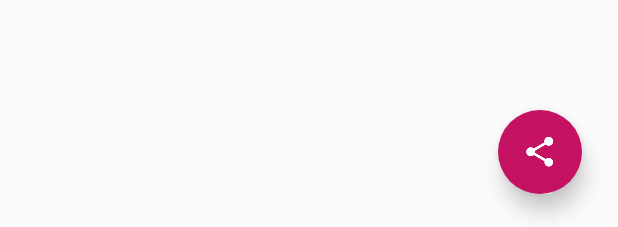
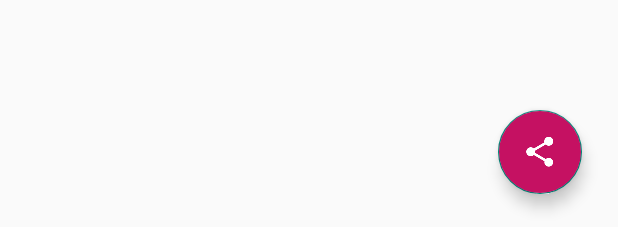
Before and after one commit to AshaRamanjanaiah/XYZReader, an Android app: the layout fragment_article_detail.xml on its own in the app's theme, with its tools: preview values and no code run, on a phone screen of 412 x 824 dp. Shown: the part 1006-1233 px from the top of the screen. Run offline under Robolectric (Android 15) with nearby library versions, the phone set to English and light mode, and no system bars.

Commit message:
Adding FAB button and elevations
Adding FAB button from design library and adding elevations to Appbar, cardview and FAB.

```diff
--- a/XYZReader/build.gradle
+++ b/XYZReader/build.gradle
@@ -25,7 +25,7 @@ android {
     buildToolsVersion "25.0.2"
 
     defaultConfig {
-        minSdkVersion 21
+        minSdkVersion 19
         targetSdkVersion 25
     }
 }
--- a/XYZReader/src/main/res/layout/activity_article_list.xml
+++ b/XYZReader/src/main/res/layout/activity_article_list.xml
@@ -7,7 +7,8 @@
         android:id="@+id/app_bar_layout"
         android:layout_width="match_parent"
         android:layout_height="@dimen/list_appbar_height"
-        android:background="@color/theme_primary">
+        android:background="@color/theme_primary"
+        android:elevation="@dimen/appbar_elevation">
 
         <android.support.design.widget.CollapsingToolbarLayout
             android:id="@+id/collapsing_toolbar_layout"
--- a/XYZReader/src/main/res/layout/fragment_article_detail.xml
+++ b/XYZReader/src/main/res/layout/fragment_article_detail.xml
@@ -92,16 +92,18 @@
         </FrameLayout>
     </com.example.xyzreader.ui.ObservableScrollView>
 
-    <ImageButton android:id="@+id/share_fab"
-        android:stateListAnimator="@anim/fab_state_list_anim"
-        android:background="@drawable/add_fab_background"
+    <android.support.design.widget.FloatingActionButton
+        android:layout_width="@dimen/fab_width"
+        android:layout_height="@dimen/fab_height"
+        android:id="@+id/share_fab"
+        android:src="@drawable/ic_share"
+        android:elevation="@dimen/fab_elevation"
+        android:contentDescription="@string/action_share"
         android:layout_gravity="bottom|end"
         android:layout_marginRight="@dimen/fab_margin"
         android:layout_marginBottom="@dimen/fab_margin"
-        android:layout_width="56dp"
-        android:layout_height="56dp"
-        android:src="@drawable/ic_share"
-        android:elevation="@dimen/fab_elevation"
-        android:contentDescription="@string/action_share" />
+        android:backgroundTint="@color/theme_accent">
+
+    </android.support.design.widget.FloatingActionButton>
 
 </com.example.xyzreader.ui.DrawInsetsFrameLayout>
--- a/XYZReader/src/main/res/layout/list_item_article.xml
+++ b/XYZReader/src/main/res/layout/list_item_article.xml
@@ -8,6 +8,7 @@
     android:layout_marginBottom="4dp"
     android:clickable="true"
     android:focusable="true"
+    android:elevation="1dp"
     android:foreground="?selectableItemBackground">
 
     <LinearLayout
--- a/XYZReader/src/main/res/values/dimens.xml
+++ b/XYZReader/src/main/res/values/dimens.xml
@@ -7,19 +7,22 @@
     <dimen name="list_appbar_height">112dp</dimen>
     <dimen name="list_recyclerview_paddingbottom">28dp</dimen>
     <dimen name="list_recyclerview_paddingtop">15dp</dimen>
+    <dimen name="appbar_elevation">4dp</dimen>
 
     <!-- detail -->
     <dimen name="detail_title_text_size">32sp</dimen>
     <dimen name="detail_body_text_size">22sp</dimen>
     <item name="detail_body_line_spacing_multiplier" format="float" type="fraction">1.25</item>
 
-    <dimen name="fab_elevation">8dp</dimen>
+    <dimen name="fab_elevation">6dp</dimen>
     <dimen name="fab_press_translation_z">6dp</dimen>
     <dimen name="fab_margin">24dp</dimen>
 
     <!-- list item -->
     <dimen name="article_title_paddingBottom">4dp</dimen>
     <dimen name="article_title_paddingTop">8dp</dimen>
+    <dimen name="fab_width">56dp</dimen>
+    <dimen name="fab_height">56dp</dimen>
 
 
 </resources>
```
Also changed, not shown: 2 other files.
